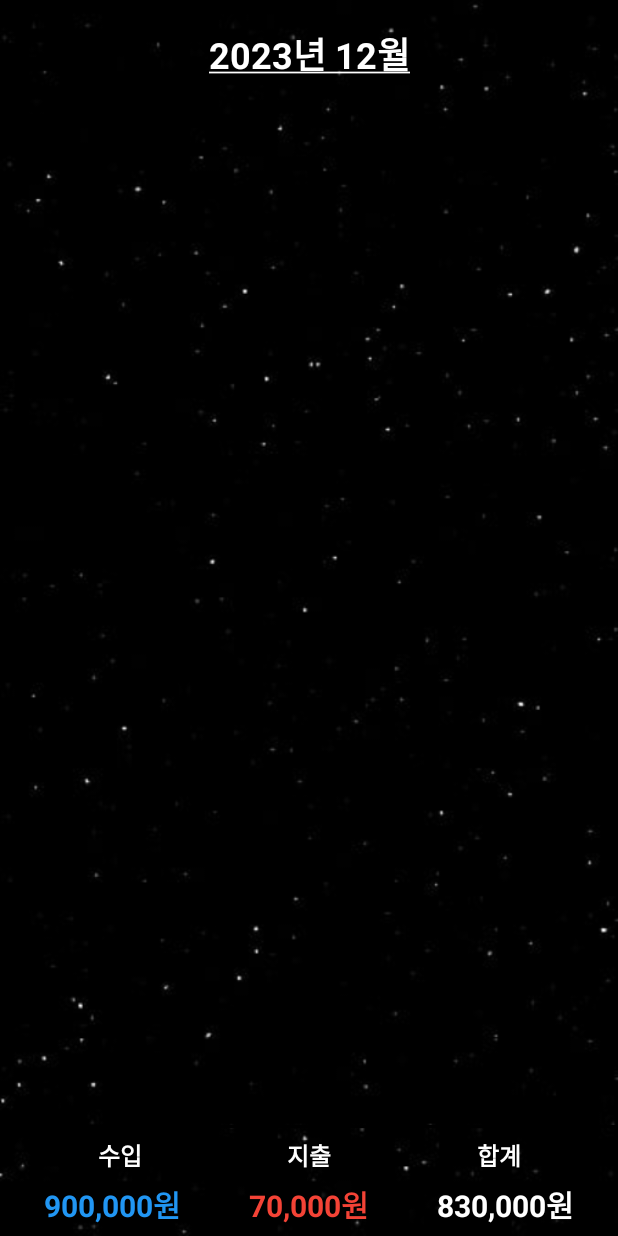
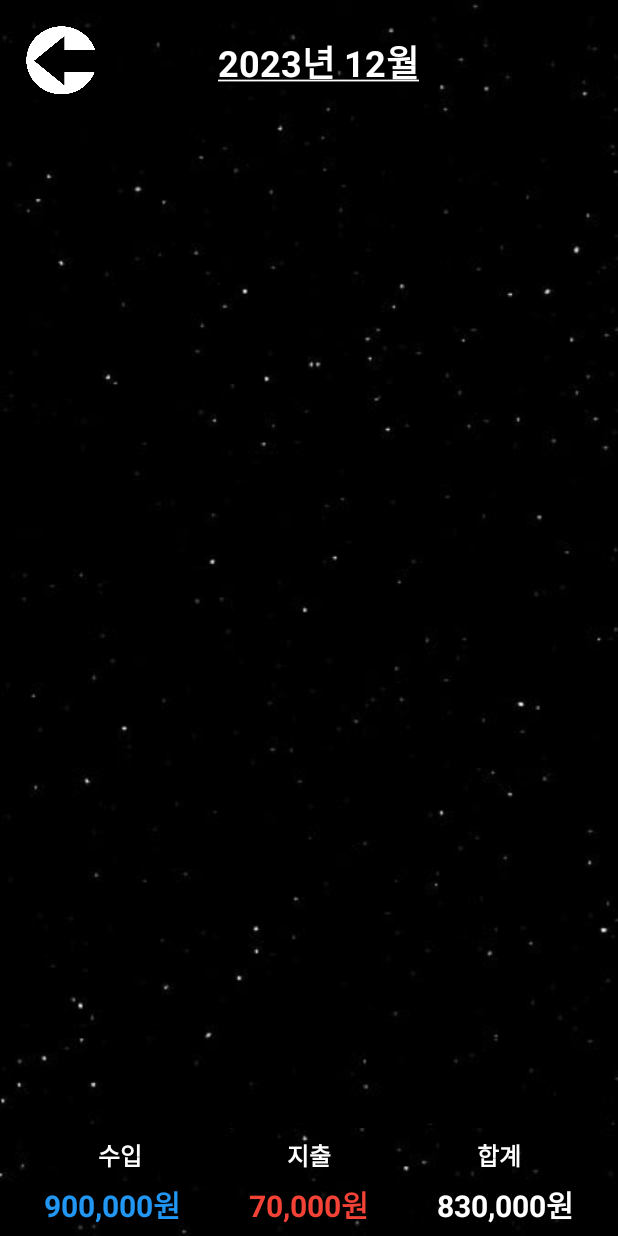
Before and after one commit to jkjungha/Game-Ledger, an Android app: the ShowListActivity screen opened directly, with no data from a screen before it, on a phone screen of 412 x 824 dp. Run offline under Robolectric (Android 15) with nearby library versions, the phone set to English and light mode, and no system bars; our stand-ins replace Firebase (no records; nobody signed in at launch, a user with empty details on screens opened directly).

Commit message:
feat show list activity

```diff
--- a/GameLedger/app/src/main/java/com/example/gameledger/TransactionAdapter.kt
+++ b/GameLedger/app/src/main/java/com/example/gameledger/TransactionAdapter.kt
@@ -26,11 +26,11 @@ class TransactionAdapter(val transactionList: ArrayList<Transactions>) : Recycle
 
         if (transactionList.get(position).type == 1) {
             holder.type.setImageResource(R.drawable.treasure_opened)
-            holder.value.setTextColor(Color.parseColor("#0000FF"))
+            holder.value.setTextColor(Color.parseColor("#2196F3"))
         }
         else if (transactionList.get(position).type == 0) {
             holder.type.setImageResource(R.drawable.treasure_closed)
-            holder.value.setTextColor(Color.parseColor("#FF0000"))
+            holder.value.setTextColor(Color.parseColor("#F44336"))
         }
     }
 
--- a/GameLedger/app/src/main/res/layout/activity_showlist.xml
+++ b/GameLedger/app/src/main/res/layout/activity_showlist.xml
@@ -11,9 +11,9 @@
         android:id="@+id/rv_transaction"
         android:layout_width="match_parent"
         android:layout_height="match_parent"
-        android:background="@drawable/view_border"
         android:layout_marginTop="72dp"
         android:layout_marginBottom="72dp"
+        android:background="@drawable/view_border"
         app:layout_constraintBottom_toBottomOf="parent"
         app:layout_constraintEnd_toEndOf="parent"
         app:layout_constraintHorizontal_bias="1.0"
@@ -21,18 +21,40 @@
         app:layout_constraintTop_toTopOf="parent"
         app:layout_constraintVertical_bias="0.0" />
 
+
+    <LinearLayout
+        android:layout_width="match_parent"
+        android:layout_height="wrap_content"
+        android:padding="7dp"
+        app:layout_constraintEnd_toEndOf="parent"
+        app:layout_constraintStart_toStartOf="parent"
+        app:layout_constraintTop_toTopOf="parent">
+
+        <ImageButton
+            android:id="@+id/back_button"
+            android:layout_width="48dp"
+            android:layout_height="48dp"
+            android:layout_margin="10dp"
+            android:contentDescription="back_button"
+            android:background="@drawable/back_button" />
+
         <TextView
             android:id="@+id/tv_yearMonth"
             android:layout_width="wrap_content"
             android:layout_height="wrap_content"
+            android:layout_gravity="center"
             android:text="@string/year_month"
             android:textColor="#FFFFFF"
-        android:textSize = "24sp"
+            android:textSize="24sp"
             android:textStyle="bold"
+            android:layout_marginLeft="70dp"
             app:layout_constraintBottom_toTopOf="@+id/rv_transaction"
             app:layout_constraintEnd_toEndOf="parent"
             app:layout_constraintStart_toStartOf="parent"
             app:layout_constraintTop_toTopOf="parent" />
+
+
+    </LinearLayout>
 
     <TextView
         android:id="@+id/tv_totalString1"
--- a/GameLedger/app/src/main/res/layout/list_item.xml
+++ b/GameLedger/app/src/main/res/layout/list_item.xml
@@ -38,7 +38,7 @@
             android:layout_marginTop="8dp"
             android:layout_marginBottom="8dp"
             android:text="월급"
-            android:textColor="#5C00FF"
+            android:textColor="@color/purple"
             android:textStyle="bold"
             app:layout_constraintBottom_toTopOf="@+id/tv_transaction"
             app:layout_constraintStart_toEndOf="@+id/iv_plus"
@@ -52,7 +52,7 @@
             android:layout_marginTop="8dp"
             android:layout_marginBottom="8dp"
             android:text="2023년 11월 월급"
-            android:textColor="#000000"
+            android:textColor="@color/white"
             android:textStyle="bold"
             app:layout_constraintBottom_toBottomOf="@+id/iv_plus"
             app:layout_constraintStart_toEndOf="@+id/iv_plus"
@@ -80,7 +80,7 @@
             android:layout_marginTop="8dp"
             android:layout_marginBottom="8dp"
             android:text="2023. 12. 04."
-            android:textColor="#000000"
+            android:textColor="@color/white"
             android:textStyle="bold"
             app:layout_constraintBottom_toBottomOf="@+id/tv_category"
             app:layout_constraintStart_toEndOf="@+id/tv_category"
--- a/GameLedger/app/src/main/res/values/colors.xml
+++ b/GameLedger/app/src/main/res/values/colors.xml
@@ -2,4 +2,8 @@
 <resources>
     <color name="black">#FF000000</color>
     <color name="white">#FFFFFFFF</color>
+    <color name="income_blue">#87CEFA</color>
+    <color name="red">#F44336</color>
+    <color name="blue">#2196F3</color>
+    <color name="purple">#CF9FFF</color>
 </resources>
```
Also changed, not shown: GameLedger/app/src/main/java/com/example/gameledger/ShowListActivity.kt (+9 -16 lines), GameLedger/app/src/main/res/drawable/back_button.png (added). Lines whose indentation alone changed are shown as unchanged.
